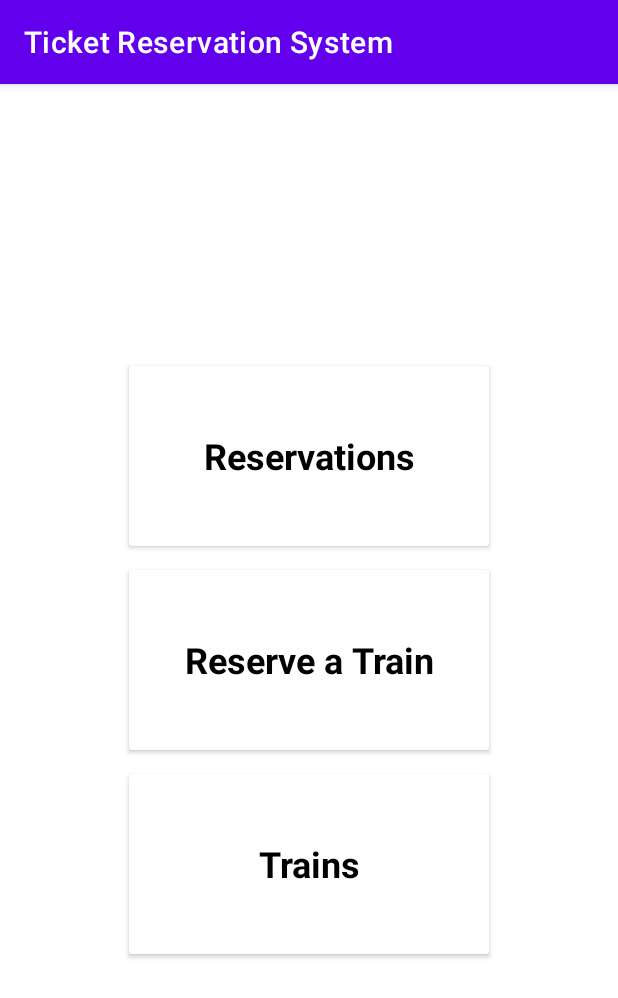
After one commit to charithlanzzz/Ticket_Reservation_Android, an Android app: the DashboardActivity screen opened directly, with no data from a screen before it, on a phone screen of 412 x 824 dp. The commit adds this screen. Shown: the top 998 px of the screen. Run offline under Robolectric (Android 15) with nearby library versions, the phone set to English and light mode, and no system bars.

Commit message:
login, registration, dashboard implementation

```diff
--- a/app/build.gradle
+++ b/app/build.gradle
@@ -36,4 +36,5 @@ dependencies {
     testImplementation 'junit:junit:4.13.2'
     androidTestImplementation 'androidx.test.ext:junit:1.1.5'
     androidTestImplementation 'androidx.test.espresso:espresso-core:3.5.1'
+    implementation "androidx.cardview:cardview:1.0.0"
 }
--- /dev/null
+++ b/app/src/main/java/com/example/ticket_reservation_android/activities/DashboardActivity.java
@@ -0,0 +1,53 @@
+package com.example.ticket_reservation_android.activities;
+
+import androidx.appcompat.app.AppCompatActivity;
+import androidx.cardview.widget.CardView;
+
+import android.os.Bundle;
+import android.content.Intent;
+import android.view.View;
+import android.widget.Button;
+
+import com.example.ticket_reservation_android.R;
+
+public class DashboardActivity extends AppCompatActivity {
+    private Button reservationsButton;
+    private Button reserveTrainButton;
+    private Button trainsButton;
+
+    @Override
+    protected void onCreate(Bundle savedInstanceState) {
+        super.onCreate(savedInstanceState);
+        setContentView(R.layout.activity_dashboard);
+
+        // Initialize UI elements
+        CardView reservationsButton = findViewById(R.id.reservationsButton);
+        CardView reserveTrainButton = findViewById(R.id.reserveTrainButton);
+        CardView trainsButton = findViewById(R.id.trainsButton);
+
+        // Set click listeners for dashboard buttons
+        reservationsButton.setOnClickListener(new View.OnClickListener() {
+            @Override
+            public void onClick(View v) {
+                // Handle reservations button click
+                // You can navigate to the reservations screen or perform other actions here
+            }
+        });
+
+        reserveTrainButton.setOnClickListener(new View.OnClickListener() {
+            @Override
+            public void onClick(View v) {
+                // Handle reserve a train button click
+                // You can navigate to the train reservation screen or perform other actions here
+            }
+        });
+
+        trainsButton.setOnClickListener(new View.OnClickListener() {
+            @Override
+            public void onClick(View v) {
+                // Handle trains button click
+                // You can navigate to the trains screen or perform other actions here
+            }
+        });
+    }
+}
--- a/app/src/main/java/com/example/ticket_reservation_android/MainActivity.java
+++ b/app/src/main/java/com/example/ticket_reservation_android/activities/MainActivity.java
@@ -1,14 +1,16 @@
-package com.example.ticket_reservation_android;
+package com.example.ticket_reservation_android.activities;
 
 import androidx.appcompat.app.AppCompatActivity;
 
 import android.os.Bundle;
+
+import com.example.ticket_reservation_android.R;
 
 public class MainActivity extends AppCompatActivity {
 
     @Override
     protected void onCreate(Bundle savedInstanceState) {
         super.onCreate(savedInstanceState);
-        setContentView(R.layout.user_registration);
+        setContentView(R.layout.activity_registration);
     }
 }
--- /dev/null
+++ b/app/src/main/res/layout/activity_dashboard.xml
@@ -0,0 +1,107 @@
+<?xml version="1.0" encoding="utf-8"?>
+<LinearLayout xmlns:android="http://schemas.android.com/apk/res/android"
+    xmlns:app="http://schemas.android.com/apk/res-auto"
+    xmlns:tools="http://schemas.android.com/tools"
+    android:layout_width="match_parent"
+    android:layout_height="match_parent"
+    android:gravity="center"
+    android:orientation="vertical"
+    android:padding="16dp"
+    android:textAlignment="center"
+    tools:context=".activities.MainActivity">
+
+    <!-- Card 1: Reservations (Button) -->
+    <androidx.cardview.widget.CardView
+        android:id="@+id/reservationsButton"
+        android:layout_width="240dp"
+        android:layout_height="120dp"
+        android:layout_marginBottom="16dp"
+        android:clickable="true"
+        android:focusable="true"
+        android:foreground="?android:attr/selectableItemBackground"
+        android:onClick="onReservationsClick"
+        android:padding="8dp">
+
+        <LinearLayout
+            android:layout_width="match_parent"
+            android:layout_height="match_parent"
+            android:orientation="vertical"
+            android:gravity="center">
+
+            <TextView
+                android:layout_width="wrap_content"
+                android:layout_height="wrap_content"
+                android:text="Reservations"
+                android:textAlignment="center"
+                android:textSize="24sp"
+                android:textStyle="bold"
+                android:textColor="@color/black"/>
+
+            <!-- Add any other content for this card here -->
+
+        </LinearLayout>
+    </androidx.cardview.widget.CardView>
+
+    <!-- Card 2: Reserve a Train (Button) -->
+    <androidx.cardview.widget.CardView
+        android:id="@+id/reserveTrainButton"
+        android:layout_width="240dp"
+        android:layout_height="120dp"
+        android:layout_marginBottom="16dp"
+        android:clickable="true"
+        android:focusable="true"
+        android:foreground="?android:attr/selectableItemBackground"
+        android:onClick="onReserveTrainClick"
+        android:padding="8dp">
+
+        <LinearLayout
+            android:layout_width="match_parent"
+            android:layout_height="match_parent"
+            android:orientation="vertical"
+            android:gravity="center">
+
+            <TextView
+                android:layout_width="wrap_content"
+                android:layout_height="wrap_content"
+                android:text="Reserve a Train"
+                android:textAlignment="center"
+                android:textSize="24sp"
+                android:textStyle="bold"
+                android:textColor="@color/black"/>
+
+            <!-- Add any other content for this card here -->
+
+        </LinearLayout>
+    </androidx.cardview.widget.CardView>
+
+    <!-- Card 3: Trains (Button) -->
+    <androidx.cardview.widget.CardView
+        android:id="@+id/trainsButton"
+        android:layout_width="240dp"
+        android:layout_height="120dp"
+        android:clickable="true"
+        android:focusable="true"
+        android:foreground="?android:attr/selectableItemBackground"
+        android:onClick="onTrainsClick"
+        android:padding="8dp">
+
+        <LinearLayout
+            android:layout_width="match_parent"
+            android:layout_height="match_parent"
+            android:orientation="vertical"
+            android:gravity="center">
+
+            <TextView
+                android:layout_width="wrap_content"
+                android:layout_height="wrap_content"
+                android:text="Trains"
+                android:textAlignment="center"
+                android:textSize="24sp"
+                android:textStyle="bold"
+                android:textColor="@color/black"/>
+
+            <!-- Add any other content for this card here -->
+
+        </LinearLayout>
+    </androidx.cardview.widget.CardView>
+</LinearLayout>
--- a/app/src/main/res/layout/user_login.xml
+++ b/app/src/main/res/layout/activity_login.xml
@@ -6,7 +6,7 @@
     android:layout_height="match_parent"
     android:background="#FBFBFB"
     android:backgroundTint="#FFFFFF"
-    tools:context=".MainActivity">
+    tools:context=".activities.MainActivity">
 
     <TextView
         android:id="@+id/titleTextView"
@@ -79,7 +79,7 @@
         app:layout_constraintStart_toStartOf="parent"
         app:layout_constraintTop_toBottomOf="@+id/passwordEditText" />
 
-    <TextView
+    <Button
         android:id="@+id/createAccountLink"
         android:layout_width="wrap_content"
         android:layout_height="wrap_content"
@@ -90,4 +90,5 @@
         app:layout_constraintStart_toStartOf="parent"
         app:layout_constraintTop_toBottomOf="@+id/loginButton" />
 
+
 </androidx.constraintlayout.widget.ConstraintLayout>
--- a/app/src/main/res/layout/activity_main.xml
+++ b/app/src/main/res/layout/activity_main.xml
@@ -4,7 +4,7 @@
     xmlns:tools="http://schemas.android.com/tools"
     android:layout_width="match_parent"
     android:layout_height="match_parent"
-    tools:context=".MainActivity">
+    tools:context=".activities.MainActivity">
 
     <TextView
         android:layout_width="wrap_content"
--- a/app/src/main/res/layout/user_profile.xml
+++ b/app/src/main/res/layout/user_profile.xml
@@ -4,7 +4,7 @@
     xmlns:tools="http://schemas.android.com/tools"
     android:layout_width="match_parent"
     android:layout_height="match_parent"
-    tools:context=".MainActivity">
+    tools:context=".activities.MainActivity">
 
     <TextView
         android:layout_width="wrap_content"
--- a/app/src/main/res/values/ids.xml
+++ b/app/src/main/res/values/ids.xml
@@ -6,5 +6,17 @@
     <item name="mobileEditText" type="id"/>
     <item name="emailLabel" type="id"/>
     <item name="emailEditText" type="id"/>
-    <item name="createAccountButton" type="id"/>
+    <item name="usernameLabel" type="id"/>
+    <item name="usernameEditText" type="id"/>
+    <item name="passwordLabel" type="id"/>
+    <item name="passwordEditText" type="id"/>
+    <item name="registerButton" type="id"/>
+
+    <item name="loginButton" type="id"/>
+
+    <item name="createAccountLink" type="id"/>
+
+    <item name="reservationsButton" type="id"/>
+    <item name="reserveTrainButton" type="id"/>
+    <item name="trainsButton" type="id"/>
 </resources>
```
Also changed, not shown: app/src/main/AndroidManifest.xml (+10 -1 lines), app/src/main/java/com/example/ticket_reservation_android/activities/LoginActivity.java (added, +58 -0 lines), app/src/main/java/com/example/ticket_reservation_android/activities/RegistrationActivity.java (added, +80 -0 lines), app/src/main/java/com/example/ticket_reservation_android/database/DatabaseHelper.java (added, +62 -0 lines), app/src/main/java/com/example/ticket_reservation_android/models/User.java (added, +70 -0 lines), app/src/main/res/layout/activity_registration.xml (renamed from app/src/main/res/layout/user_registration.xml, +6 -6 lines), app/src/main/res/layout/dashboard.xml (deleted, +0 -18 lines).
